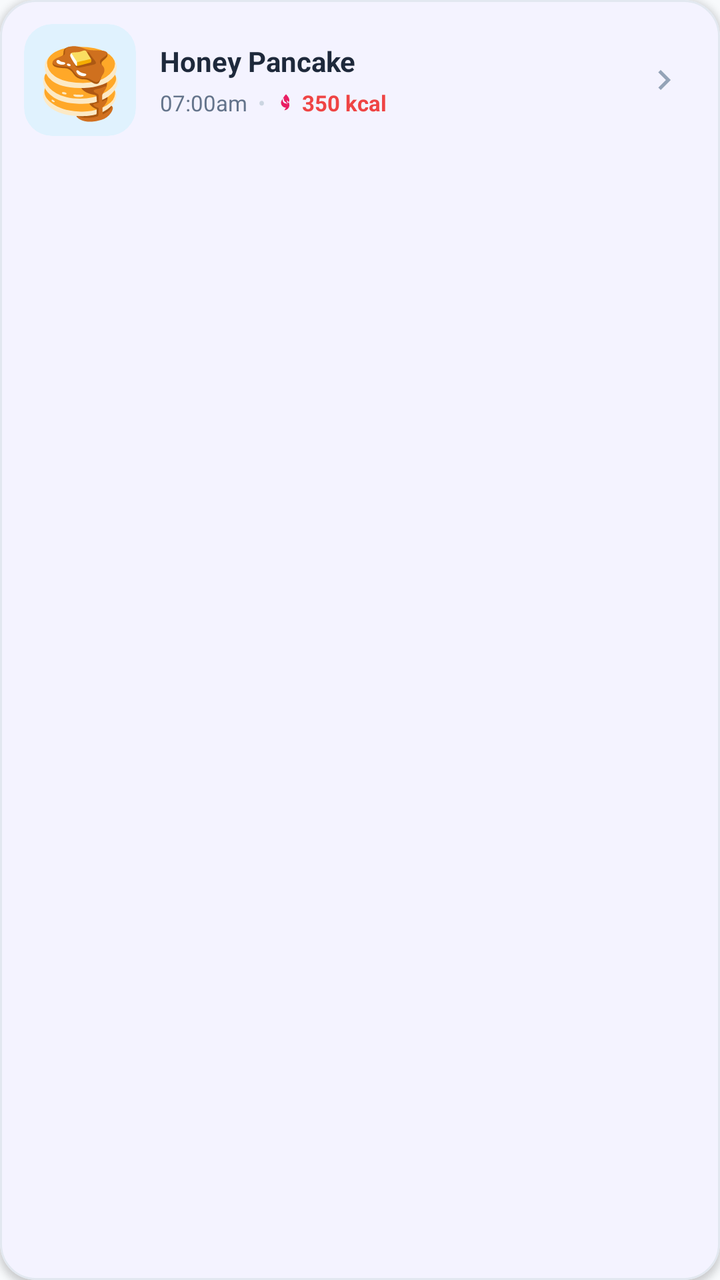
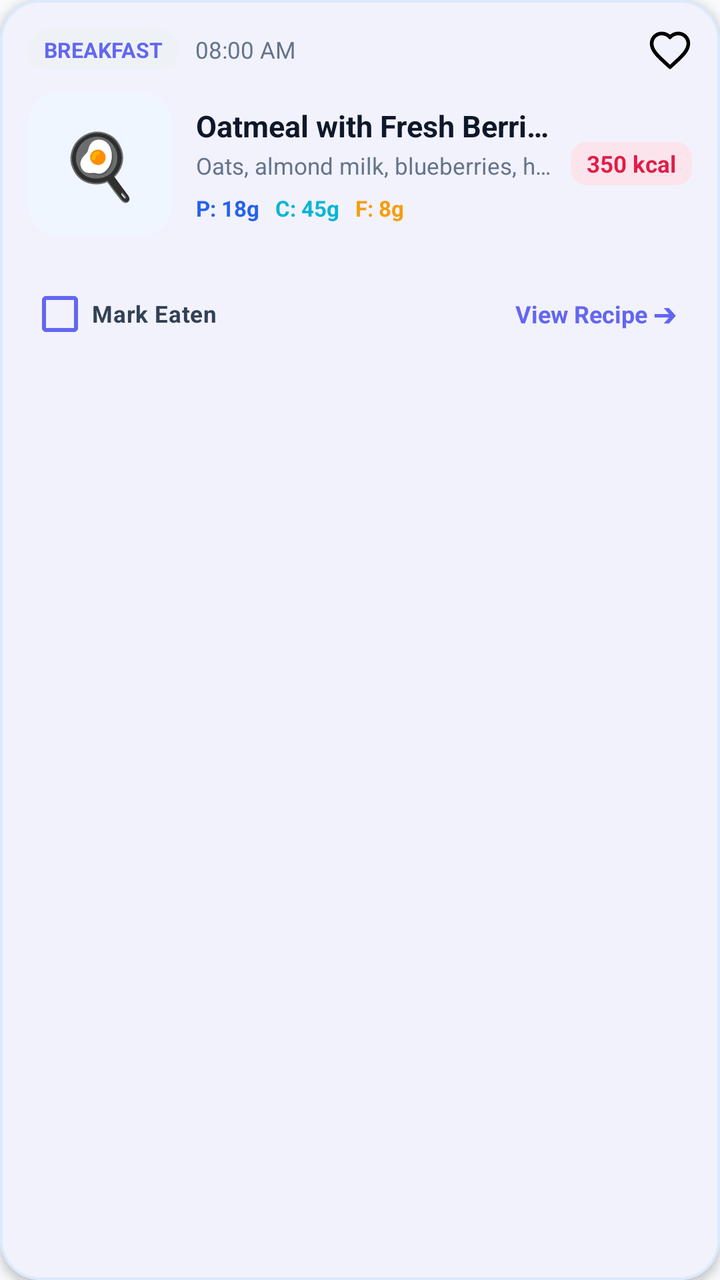

Two renders of the same Android screen: before a commit and after it. Below are the layout's source before the change and the commit's diff.
<!-- AndroidManifest.xml: application theme Theme.FitnessApp -->
<!-- res/layout/item_meal_schedule_slot.xml -->
<?xml version="1.0" encoding="utf-8"?>
<com.google.android.material.card.MaterialCardView xmlns:android="http://schemas.android.com/apk/res/android"
    xmlns:app="http://schemas.android.com/apk/res-auto"
    android:layout_width="match_parent"
    android:layout_height="wrap_content"
    android:layout_marginVertical="6dp"
    android:layout_marginHorizontal="16dp"
    app:cardCornerRadius="18dp"
    app:cardElevation="2dp"
    app:strokeColor="#E2E8F0"
    app:strokeWidth="1dp"
    app:cardBackgroundColor="@color/white">

    <LinearLayout
        android:layout_width="match_parent"
        android:layout_height="wrap_content"
        android:orientation="horizontal"
        android:padding="12dp"
        android:gravity="center_vertical">

        
        <com.google.android.material.card.MaterialCardView
            android:id="@+id/cardIconContainer"
            android:layout_width="56dp"
            android:layout_height="56dp"
            app:cardCornerRadius="14dp"
            app:cardElevation="0dp"
            app:strokeWidth="0dp"
            app:cardBackgroundColor="#E0F2FE"
            android:layout_marginEnd="12dp">
            
            <TextView
                android:id="@+id/tvMealEmoji"
                android:layout_width="match_parent"
                android:layout_height="match_parent"
                android:gravity="center"
                android:textSize="34sp"
                android:textColor="@color/black"
                android:text="🥞" />
        </com.google.android.material.card.MaterialCardView>

        
        <LinearLayout
            android:layout_width="0dp"
            android:layout_height="wrap_content"
            android:layout_weight="1"
            android:orientation="vertical">

            <LinearLayout
                android:layout_width="match_parent"
                android:layout_height="wrap_content"
                android:orientation="horizontal"
                android:gravity="center_vertical">

                <TextView
                    android:id="@+id/tvTitle"
                    android:layout_width="0dp"
                    android:layout_height="wrap_content"
                    android:layout_weight="1"
                    android:text="Honey Pancake"
                    android:textColor="#1E293B"
                    android:textSize="14sp"
                    android:textStyle="bold"
                    android:maxLines="1"
                    android:ellipsize="end" />

                <TextView
                    android:id="@+id/tvTitleCheckmark"
                    android:layout_width="wrap_content"
                    android:layout_height="wrap_content"
                    android:layout_marginStart="6dp"
                    android:text="✅"
                    android:textSize="14sp"
                    android:visibility="gone" />
            </LinearLayout>

            
            <LinearLayout
                android:layout_width="wrap_content"
                android:layout_height="wrap_content"
                android:orientation="horizontal"
                android:gravity="center_vertical"
                android:layout_marginTop="4dp">

                <TextView
                    android:id="@+id/tvTime"
                    android:layout_width="wrap_content"
                    android:layout_height="wrap_content"
                    android:text="07:00am"
                    android:textColor="#64748B"
                    android:textSize="11sp" />

                <TextView
                    android:layout_width="wrap_content"
                    android:layout_height="wrap_content"
                    android:text="  •  "
                    android:textColor="#CBD5E1"
                    android:textSize="11sp" />

                <ImageView
                    android:layout_width="10dp"
                    android:layout_height="10dp"
                    android:src="@drawable/ic_flame"
                    android:layout_marginEnd="3dp" />

                <TextView
                    android:id="@+id/tvCalories"
                    android:layout_width="wrap_content"
                    android:layout_height="wrap_content"
                    android:text="350 kcal"
                    android:textColor="#EF4444"
                    android:textSize="11sp"
                    android:textStyle="bold" />
            </LinearLayout>

        </LinearLayout>

        
        <ImageView
            android:id="@+id/btnNavigateDetail"
            android:layout_width="32dp"
            android:layout_height="32dp"
            android:padding="6dp"
            android:src="@drawable/ic_arrow_right"
            app:tint="#94A3B8"
            android:background="?attr/selectableItemBackgroundBorderless"
            android:clickable="true"
            android:focusable="true"
            android:layout_marginStart="8dp" />

    </LinearLayout>
</com.google.android.material.card.MaterialCardView>
<!-- resources referenced by this layout -->
<resources>
  <color name="black">#1E293B</color>
  <color name="white">#FFFFFF</color>
  <!-- drawable ic_arrow_right (drawable) -->
  <vector xmlns:android="http://schemas.android.com/apk/res/android"
      android:width="24dp"
      android:height="24dp"
      android:viewportWidth="24"
      android:viewportHeight="24">
    <path
        android:fillColor="#FFFFFFFF"
        android:pathData="M8.59,16.59L13.17,12 8.59,7.41 10,6l6,6-6,6-1.41-1.41z"/>
  </vector>
  <!-- drawable ic_flame (drawable) -->
  <vector xmlns:android="http://schemas.android.com/apk/res/android"
      android:width="24dp"
      android:height="24dp"
      android:viewportWidth="24"
      android:viewportHeight="24">
    <path
        android:fillColor="#E91E63"
        android:pathData="M12,2c0,0 -4,3.5 -4,7a4,4 0,0 0,8 0c0,-3.5 -4,-7 -4,-7z M12,18c-3.31,0 -6,-2.69 -6,-6c0,-2 1.5,-4.5 3.5,-5.5c-0.5,1.5 0,3 1,4c1,1 2.5,1.5 3,3.5c0.5,-2 0,-3.5 -1,-5c2.5,1 3.5,3.5 3.5,6c0,3.31 -2.69,6 -6,6z"/>
  </vector>
  <style name="Theme.FitnessApp" parent="Theme.Material3.DayNight.NoActionBar">
          
          <item name="colorPrimary">@color/primary</item>
          <item name="colorPrimaryVariant">@color/primary_variant</item>
          <item name="colorSecondary">@color/secondary</item>
          <item name="android:statusBarColor">?attr/colorSurface</item>
          <item name="android:windowLightStatusBar">true</item>
          <item name="android:windowBackground">@color/background_color</item>
          <item name="colorSurface">@color/white</item>
          <item name="colorOnSurface">@color/black</item>
          <item name="colorOnBackground">@color/black</item>
      </style>
  <color name="primary">#6C63FF</color>
  <color name="primary_variant">#4CC9F0</color>
  <color name="secondary">#3B82F6</color>
  <color name="background_color">#F8FAFC</color>
</resources>

<!-- the commit's change to res/layout/item_meal_schedule_slot.xml (unified diff, before → after) -->
@@ -3,130 +3,256 @@
     xmlns:app="http://schemas.android.com/apk/res-auto"
     android:layout_width="match_parent"
     android:layout_height="wrap_content"
-    android:layout_marginVertical="6dp"
+    android:layout_marginVertical="8dp"
     android:layout_marginHorizontal="16dp"
-    app:cardCornerRadius="18dp"
-    app:cardElevation="2dp"
-    app:strokeColor="#E2E8F0"
-    app:strokeWidth="1dp"
-    app:cardBackgroundColor="@color/white">
+    app:cardCornerRadius="20dp"
+    app:cardElevation="3dp"
+    app:strokeColor="#DBEAFE"
+    app:strokeWidth="1.2dp"
+    app:cardBackgroundColor="@color/white"
+    android:clickable="true"
+    android:focusable="true"
+    android:foreground="?android:attr/selectableItemBackground">
 
     <LinearLayout
         android:layout_width="match_parent"
         android:layout_height="wrap_content"
-        android:orientation="horizontal"
-        android:padding="12dp"
-        android:gravity="center_vertical">
-
-        
-        <com.google.android.material.card.MaterialCardView
-            android:id="@+id/cardIconContainer"
-            android:layout_width="56dp"
-            android:layout_height="56dp"
-            app:cardCornerRadius="14dp"
-            app:cardElevation="0dp"
-            app:strokeWidth="0dp"
-            app:cardBackgroundColor="#E0F2FE"
-            android:layout_marginEnd="12dp">
-            
-            <TextView
-                android:id="@+id/tvMealEmoji"
-                android:layout_width="match_parent"
-                android:layout_height="match_parent"
-                android:gravity="center"
-                android:textSize="34sp"
-                android:textColor="@color/black"
-                android:text="🥞" />
-        </com.google.android.material.card.MaterialCardView>
+        android:orientation="vertical"
+        android:padding="14dp">
 
         
         <LinearLayout
-            android:layout_width="0dp"
+            android:layout_width="match_parent"
             android:layout_height="wrap_content"
-            android:layout_weight="1"
-            android:orientation="vertical">
-
+            android:orientation="horizontal"
+            android:gravity="center_vertical"
+            android:layout_marginBottom="10dp">
+
+            <TextView
+                android:id="@+id/tvCategoryTag"
+                android:layout_width="wrap_content"
+                android:layout_height="wrap_content"
+                android:text="BREAKFAST"
+                android:textColor="@color/primary"
+                android:textSize="10.5sp"
+                android:textStyle="bold"
+                android:background="@drawable/bg_badge_primary_light"
+                android:paddingHorizontal="8dp"
+                android:paddingVertical="3dp" />
+
+            <TextView
+                android:id="@+id/tvTime"
+                android:layout_width="wrap_content"
+                android:layout_height="wrap_content"
+                android:text="08:00 AM"
+                android:textColor="#64748B"
+                android:textSize="11.5sp"
+                android:layout_marginStart="8dp" />
+
+            <TextView
+                android:id="@+id/tvTitleCheckmark"
+                android:layout_width="wrap_content"
+                android:layout_height="wrap_content"
+                android:layout_marginStart="6dp"
+                android:text="✅ Eaten"
+                android:textColor="#2563EB"
+                android:textSize="11.5sp"
+                android:textStyle="bold"
+                android:visibility="gone" />
+
+            <View
+                android:layout_width="0dp"
+                android:layout_height="0dp"
+                android:layout_weight="1" />
+
+            <ImageView
+                android:id="@+id/ivFavoriteSlot"
+                android:layout_width="22dp"
+                android:layout_height="22dp"
+                android:src="@drawable/ic_heart_fav"
+                android:clickable="true"
+                android:focusable="true"
+                android:background="?android:attr/selectableItemBackgroundBorderless"
+                android:contentDescription="Favorite" />
+        </LinearLayout>
+
+        
+        <LinearLayout
+            android:layout_width="match_parent"
+            android:layout_height="wrap_content"
+            android:orientation="horizontal"
+            android:gravity="center_vertical">
+
+            
+            <com.google.android.material.card.MaterialCardView
+                android:id="@+id/cardIconContainer"
+                android:layout_width="72dp"
+                android:layout_height="72dp"
+                app:cardCornerRadius="16dp"
+                app:cardElevation="0dp"
+                app:strokeWidth="0dp"
+                app:cardBackgroundColor="#EFF6FF"
+                android:layout_marginEnd="12dp">
+
+                <FrameLayout
+                    android:layout_width="match_parent"
+                    android:layout_height="match_parent">
+
+                    <ImageView
+                        android:id="@+id/ivMealImageSlot"
+                        android:layout_width="match_parent"
+                        android:layout_height="match_parent"
+                        android:scaleType="centerCrop"
+                        android:visibility="gone" />
+
+                    <TextView
+                        android:id="@+id/tvMealEmoji"
+                        android:layout_width="match_parent"
+                        android:layout_height="match_parent"
+                        android:gravity="center"
+                        android:textSize="32sp"
+                        android:textColor="@color/black"
+                        android:text="🍳"
+                        android:visibility="visible" />
+                </FrameLayout>
+            </com.google.android.material.card.MaterialCardView>
+
+            
             <LinearLayout
-                android:layout_width="match_parent"
-                android:layout_height="wrap_content"
-                android:orientation="horizontal"
-                android:gravity="center_vertical">
+                android:layout_width="0dp"
+                android:layout_height="wrap_content"
+                android:layout_weight="1"
+                android:orientation="vertical">
 
                 <TextView
                     android:id="@+id/tvTitle"
-                    android:layout_width="0dp"
+                    android:layout_width="wrap_content"
                     android:layout_height="wrap_content"
-                    android:layout_weight="1"
-                    android:text="Honey Pancake"
-                    android:textColor="#1E293B"
-                    android:textSize="14sp"
+                    android:text="Oatmeal with Fresh Berries"
+                    android:textColor="#0F172A"
+                    android:textSize="15sp"
                     android:textStyle="bold"
                     android:maxLines="1"
                     android:ellipsize="end" />
 
                 <TextView
-                    android:id="@+id/tvTitleCheckmark"
+                    android:id="@+id/tvSlotDesc"
                     android:layout_width="wrap_content"
                     android:layout_height="wrap_content"
-                    android:layout_marginStart="6dp"
-                    android:text="✅"
-                    android:textSize="14sp"
-                    android:visibility="gone" />
+                    android:text="Oats, almond milk, blueberries, honey"
+                    android:textColor="#64748B"
+                    android:textSize="11.5sp"
+                    android:layout_marginTop="2dp"
+                    android:maxLines="1"
+                    android:ellipsize="end" />
+
+                
+                <LinearLayout
+                    android:layout_width="match_parent"
+                    android:layout_height="wrap_content"
+                    android:orientation="horizontal"
+                    android:layout_marginTop="6dp">
+
+                    <TextView
+                        android:id="@+id/tvSlotProt"
+                        android:layout_width="wrap_content"
+                        android:layout_height="wrap_content"
+                        android:text="P: 18g"
+                        android:textColor="#2563EB"
+                        android:textSize="11sp"
+                        android:textStyle="bold" />
+
+                    <TextView
+                        android:id="@+id/tvSlotCarbs"
+                        android:layout_width="wrap_content"
+                        android:layout_height="wrap_content"
+                        android:text="C: 45g"
+                        android:textColor="#06B6D4"
+                        android:textSize="11sp"
+                        android:textStyle="bold"
+                        android:layout_marginStart="8dp" />
+
+                    <TextView
+                        android:id="@+id/tvSlotFat"
+                        android:layout_width="wrap_content"
+                        android:layout_height="wrap_content"
+                        android:text="F: 8g"
+                        android:textColor="#F59E0B"
+                        android:textSize="11sp"
+                        android:textStyle="bold"
+                        android:layout_marginStart="8dp" />
+                </LinearLayout>
             </LinearLayout>
 
             
-            <LinearLayout
-                android:layout_width="wrap_content"
-                android:layout_height="wrap_content"
-                android:orientation="horizontal"
-                android:gravity="center_vertical"
-                android:layout_marginTop="4dp">
-
-                <TextView
-                    android:id="@+id/tvTime"
-                    android:layout_width="wrap_content"
-                    android:layout_height="wrap_content"
-                    android:text="07:00am"
-                    android:textColor="#64748B"
-                    android:textSize="11sp" />
-
-                <TextView
-                    android:layout_width="wrap_content"
-                    android:layout_height="wrap_content"
-                    android:text="  •  "
-                    android:textColor="#CBD5E1"
-                    android:textSize="11sp" />
-
-                <ImageView
-                    android:layout_width="10dp"
-                    android:layout_height="10dp"
-                    android:src="@drawable/ic_flame"
-                    android:layout_marginEnd="3dp" />
-
-                <TextView
-                    android:id="@+id/tvCalories"
-                    android:layout_width="wrap_content"
-                    android:layout_height="wrap_content"
-                    android:text="350 kcal"
-                    android:textColor="#EF4444"
-                    android:textSize="11sp"
-                    android:textStyle="bold" />
-            </LinearLayout>
+            <TextView
+                android:id="@+id/tvCalories"
+                android:layout_width="wrap_content"
+                android:layout_height="wrap_content"
+                android:text="350 kcal"
+                android:textColor="#E11D48"
+                android:textSize="11.5sp"
+                android:textStyle="bold"
+                android:background="@drawable/bg_badge_calories"
+                android:paddingHorizontal="8dp"
+                android:paddingVertical="3dp"
+                android:layout_marginStart="8dp" />
 
         </LinearLayout>
 
         
-        <ImageView
-            android:id="@+id/btnNavigateDetail"
-            android:layout_width="32dp"
-            android:layout_height="32dp"
-            android:padding="6dp"
-            android:src="@drawable/ic_arrow_right"
-            app:tint="#94A3B8"
-            android:background="?attr/selectableItemBackgroundBorderless"
-            android:clickable="true"
-            android:focusable="true"
-            android:layout_marginStart="8dp" />
-
+        <View
+            android:layout_width="match_parent"
+            android:layout_height="1dp"
+            android:background="#F1F5F9"
+            android:layout_marginTop="12dp"
+            android:layout_marginBottom="10dp" />
+
+        
+        <LinearLayout
+            android:layout_width="match_parent"
+            android:layout_height="wrap_content"
+            android:orientation="horizontal"
+            android:gravity="center_vertical">
+
+            
+            <CheckBox
+                android:id="@+id/cbMarkEaten"
+                android:layout_width="wrap_content"
+                android:layout_height="32dp"
+                android:text="Mark Eaten"
+                android:textColor="#334155"
+                android:textSize="11.5sp"
+                android:textStyle="bold"
+                android:buttonTint="@color/primary" />
+
+            <View
+                android:layout_width="0dp"
+                android:layout_height="0dp"
+                android:layout_weight="1" />
+
+            
+            <TextView
+                android:id="@+id/btnViewFullRecipe"
+                android:layout_width="wrap_content"
+                android:layout_height="wrap_content"
+                android:text="View Recipe ➔"
+                android:textColor="@color/primary"
+                android:textSize="12sp"
+                android:textStyle="bold"
+                android:clickable="true"
+                android:focusable="true"
+                android:background="?android:attr/selectableItemBackground"
+                android:paddingHorizontal="8dp"
+                android:paddingVertical="4dp" />
+
+            
+            <ImageView
+                android:id="@+id/btnNavigateDetail"
+                android:layout_width="0dp"
+                android:layout_height="0dp"
+                android:visibility="gone" />
+
+        </LinearLayout>
     </LinearLayout>
 </com.google.android.material.card.MaterialCardView>
<!-- resource entries referenced after the edit -->
@@ -1,26 +1,33 @@
 <!-- resources referenced by this layout -->
 <resources>
-  <color name="black">#1E293B</color>
+  <color name="black">#0F172A</color>
   <color name="white">#FFFFFF</color>
-  <!-- drawable ic_arrow_right (drawable) -->
+  <!-- drawable bg_badge_calories (drawable) -->
+  <shape xmlns:android="http://schemas.android.com/apk/res/android"
+      android:shape="rectangle">
+      <solid android:color="#FCE4EC" />
+      <corners android:radius="8dp" />
+  </shape>
+  <!-- drawable bg_badge_primary_light (drawable) -->
+  <?xml version="1.0" encoding="utf-8"?>
+  <shape xmlns:android="http://schemas.android.com/apk/res/android"
+      android:shape="rectangle">
+      <solid android:color="#EEF2F6" />
+      <corners android:radius="12dp" />
+  </shape>
+  <!-- drawable ic_heart_fav (drawable) -->
   <vector xmlns:android="http://schemas.android.com/apk/res/android"
       android:width="24dp"
       android:height="24dp"
       android:viewportWidth="24"
       android:viewportHeight="24">
     <path
-        android:fillColor="#FFFFFFFF"
-        android:pathData="M8.59,16.59L13.17,12 8.59,7.41 10,6l6,6-6,6-1.41-1.41z"/>
-  </vector>
-  <!-- drawable ic_flame (drawable) -->
-  <vector xmlns:android="http://schemas.android.com/apk/res/android"
-      android:width="24dp"
-      android:height="24dp"
-      android:viewportWidth="24"
-      android:viewportHeight="24">
-    <path
-        android:fillColor="#E91E63"
-        android:pathData="M12,2c0,0 -4,3.5 -4,7a4,4 0,0 0,8 0c0,-3.5 -4,-7 -4,-7z M12,18c-3.31,0 -6,-2.69 -6,-6c0,-2 1.5,-4.5 3.5,-5.5c-0.5,1.5 0,3 1,4c1,1 2.5,1.5 3,3.5c0.5,-2 0,-3.5 -1,-5c2.5,1 3.5,3.5 3.5,6c0,3.31 -2.69,6 -6,6z"/>
+        android:fillColor="#00000000"
+        android:strokeColor="#FF000000"
+        android:strokeWidth="2"
+        android:strokeLineCap="round"
+        android:strokeLineJoin="round"
+        android:pathData="M12,21.35l-1.45,-1.32C5.4,15.36 2,12.28 2,8.5 2,5.42 4.42,3 7.5,3c1.74,0 3.41,0.81 4.5,2.09C13.09,3.81 14.76,3 16.5,3 19.58,3 22,5.42 22,8.5c0,3.78 -3.4,6.86 -8.55,11.54L12,21.35z"/>
   </vector>
   <style name="Theme.FitnessApp" parent="Theme.Material3.DayNight.NoActionBar">
           
@@ -34,9 +41,9 @@
           <item name="colorOnSurface">@color/black</item>
           <item name="colorOnBackground">@color/black</item>
       </style>
-  <color name="primary">#6C63FF</color>
-  <color name="primary_variant">#4CC9F0</color>
-  <color name="secondary">#3B82F6</color>
+  <color name="primary">#6366F1</color>
+  <color name="primary_variant">#4F46E5</color>
+  <color name="secondary">#38BDF8</color>
   <color name="background_color">#F8FAFC</color>
 </resources>
 
